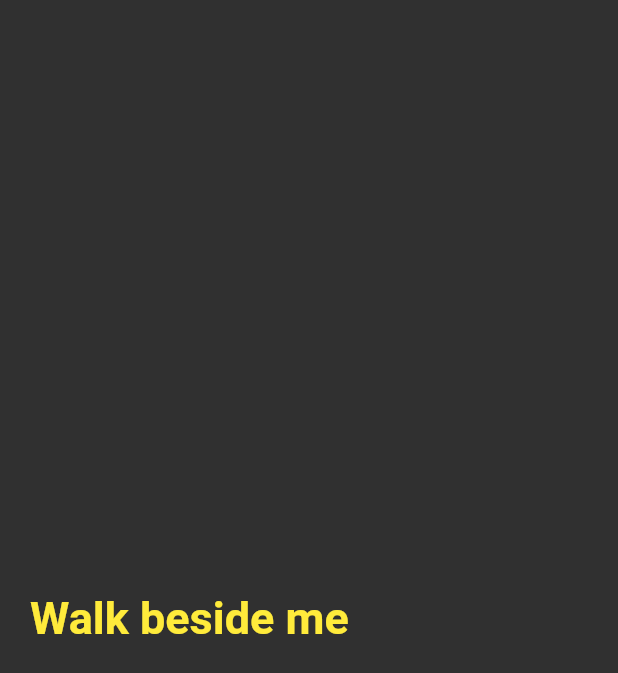
After one commit to sanjibsinha/tiny_flutter_apps, a Flutter app: the TypewriterAnimatedTextPage screen opened directly, on a phone screen of 412 x 824 dp. The commit adds this screen. Shown: the top 673 px of the screen. Run offline on Flutter 3.47's test engine with Material 2 defaults, Android fonts, the phone set to English and light mode, and no system bars; drawn by our look-alikes of animated_text_kit; our stand-ins replace google_fonts; Roboto replaces fonts that are missing (Aclonica).

Commit message:
Typer animated

```diff
--- a/lib/view/typer_animated_text_page.dart
+++ b/lib/view/typer_animated_text_page.dart
@@ -1,6 +1,8 @@
 import 'package:flutter/material.dart';
 import 'package:animated_text_kit/animated_text_kit.dart';
 import 'package:google_fonts/google_fonts.dart';
+
+import 'typewriter_animated_text_page.dart';
 
 class TyperAnimatedTextPage extends StatefulWidget {
   const TyperAnimatedTextPage({Key? key}) : super(key: key);
@@ -49,7 +51,15 @@ class _TyperAnimatedTextPageState extends State<TyperAnimatedTextPage> {
                         ),
                       ),
                     ],
-                    onTap: () {},
+                    onTap: () {
+                      Navigator.push(
+                        context,
+                        MaterialPageRoute(
+                          builder: (context) =>
+                              const TypewriterAnimatedTextPage(),
+                        ),
+                      );
+                    },
                     pause: const Duration(milliseconds: 1000),
                   ),
                 ),
--- /dev/null
+++ b/lib/view/typewriter_animated_text_page.dart
@@ -0,0 +1,56 @@
+import 'package:flutter/material.dart';
+import 'package:animated_text_kit/animated_text_kit.dart';
+import 'package:google_fonts/google_fonts.dart';
+
+class TypewriterAnimatedTextPage extends StatefulWidget {
+  const TypewriterAnimatedTextPage({Key? key}) : super(key: key);
+
+  @override
+  State<TypewriterAnimatedTextPage> createState() =>
+      _TypewriterAnimatedTextPageState();
+}
+
+class _TypewriterAnimatedTextPageState
+    extends State<TypewriterAnimatedTextPage> {
+  @override
+  Widget build(BuildContext context) {
+    return Scaffold(
+      body: Center(
+        child: ListView(
+          scrollDirection: Axis.horizontal,
+          children: <Widget>[
+            Row(
+              mainAxisSize: MainAxisSize.min,
+              children: <Widget>[
+                const SizedBox(
+                  width: 20.0,
+                  height: 100.0,
+                ),
+                DefaultTextStyle(
+                  style: GoogleFonts.aclonica(
+                    fontSize: 30.0,
+                    fontWeight: FontWeight.bold,
+                    color: Colors.yellow,
+                  ),
+                  child: AnimatedTextKit(
+                    animatedTexts: [
+                      TypewriterAnimatedText('Walk beside me',
+                          cursor: '////\\\\'),
+                      TypewriterAnimatedText('Be my friend', cursor: '||||'),
+                      TypewriterAnimatedText('Life is short',
+                          cursor: '<|><|><|>'),
+                      TypewriterAnimatedText('So many things to do',
+                          cursor: '💡'),
+                    ],
+                    onTap: () {},
+                    pause: const Duration(milliseconds: 100),
+                  ),
+                ),
+              ],
+            ),
+          ],
+        ),
+      ),
+    );
+  }
+}
```
